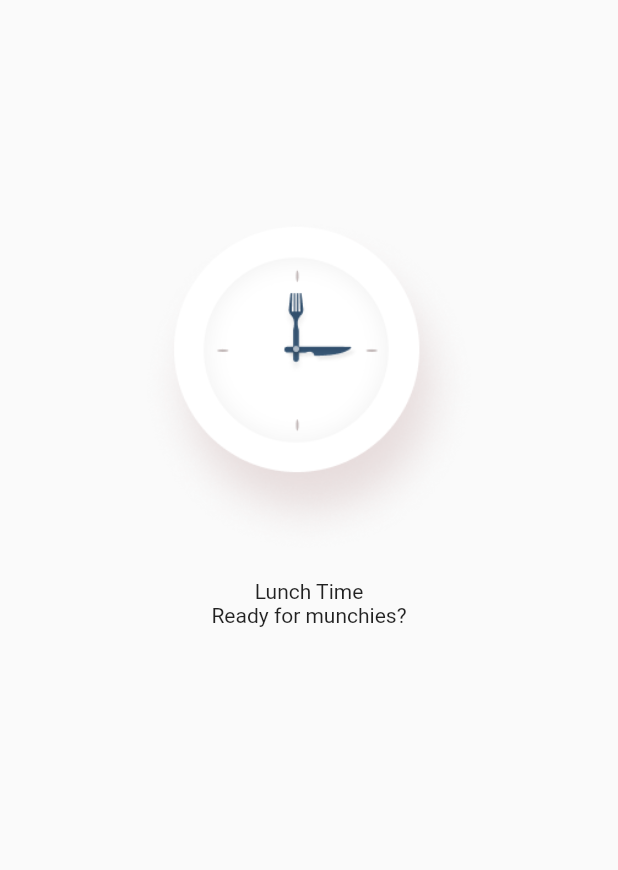
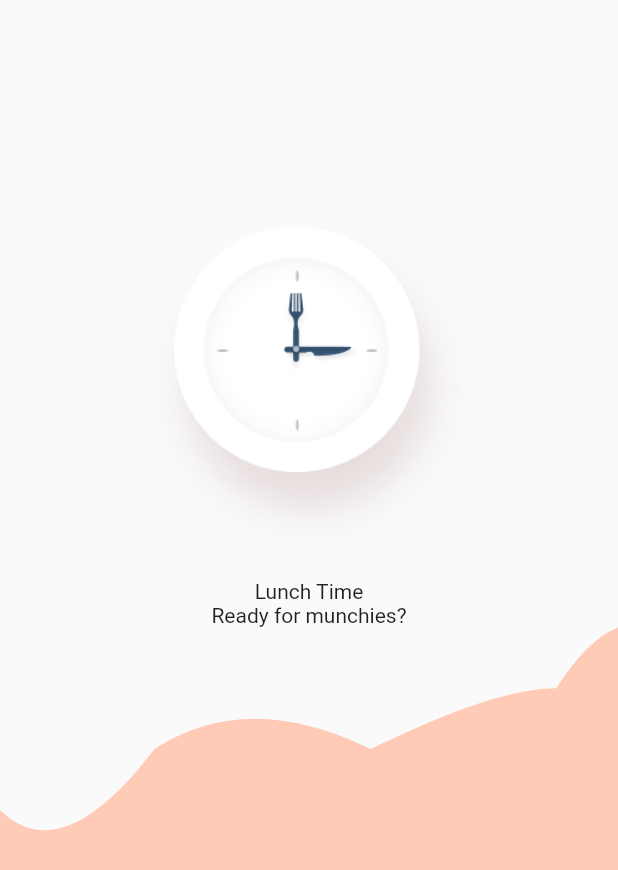
Before and after one commit to HemlockBane/lunch-time, a Flutter app: the screen it shows after launch, on a phone screen of 412 x 824 dp. Shown: the top 870 px of the screen. Run offline on Flutter 3.47's test engine with Material 2 defaults, Android fonts, the phone set to English and light mode, and no system bars.

Commit message:
Working on wavy design

```diff
--- a/lib/src/screens/login.dart
+++ b/lib/src/screens/login.dart
@@ -2,6 +2,7 @@ import 'package:flutter/cupertino.dart';
 import 'package:flutter/material.dart';
 import '../constants/app_images.dart';
 import '../widgets/screen_data.dart';
+import '../widgets/wave_painter.dart';
 
 class LoginScreen extends StatefulWidget {
 
@@ -18,7 +19,8 @@ class _LoginScreenState extends State<LoginScreen> {
     return Scaffold(
       body: SingleChildScrollView(
         child: Container(
-          margin: EdgeInsets.symmetric(horizontal: ScreenData.blockSizeHorizontal * 4.166),
+          //margin: EdgeInsets.symmetric(horizontal: ScreenData.blockSizeHorizontal * 4.166),
+          height: ScreenData.screenHeight,
           child: Column(
             children: <Widget>[
               SizedBox(height: ScreenData.screenHeight * 0.15625,),
@@ -29,7 +31,14 @@ class _LoginScreenState extends State<LoginScreen> {
                 ],
               ),
               Text('Lunch Time'),
-              Text('Ready for munchies?')
+              Text('Ready for munchies?'),
+              Expanded(
+                child: CustomPaint(
+                  child: Container(
+                  ),
+                  painter: WavePainter(),
+                ),
+              )
             ],
           ),
         )
```
Also changed, not shown: lib/src/widgets/wave_painter.dart (added, +37 -0 lines).
